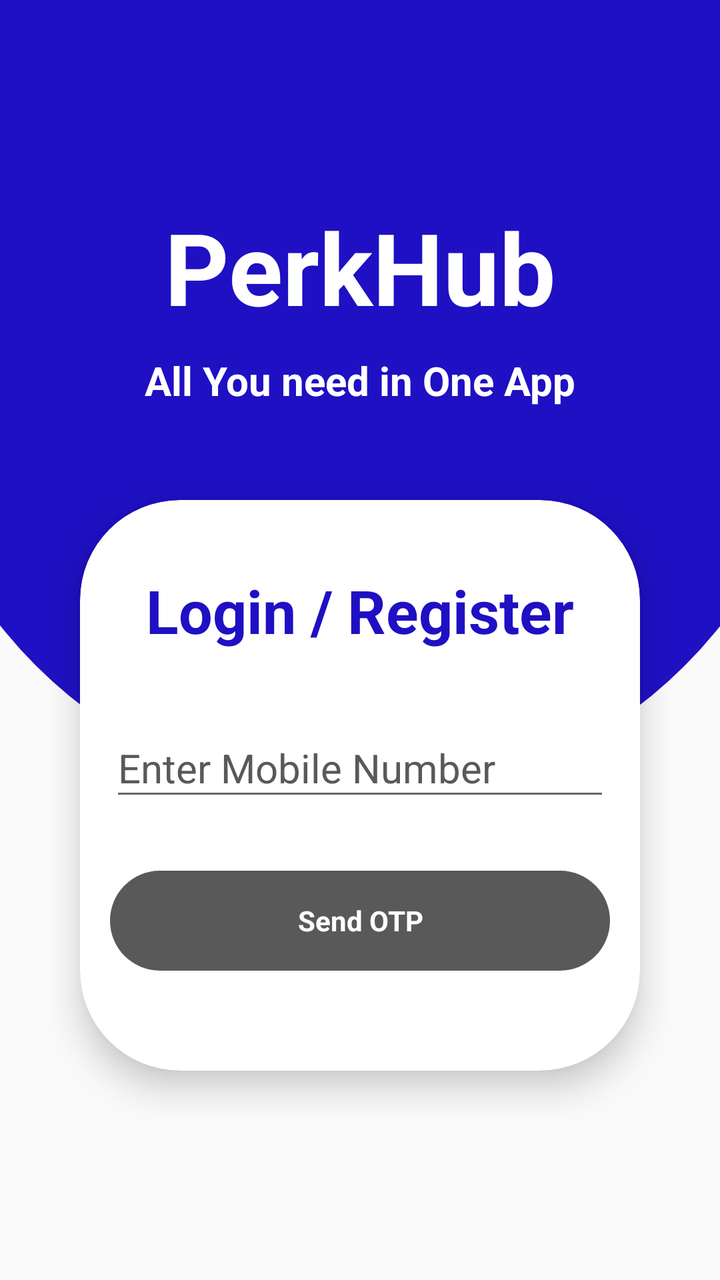
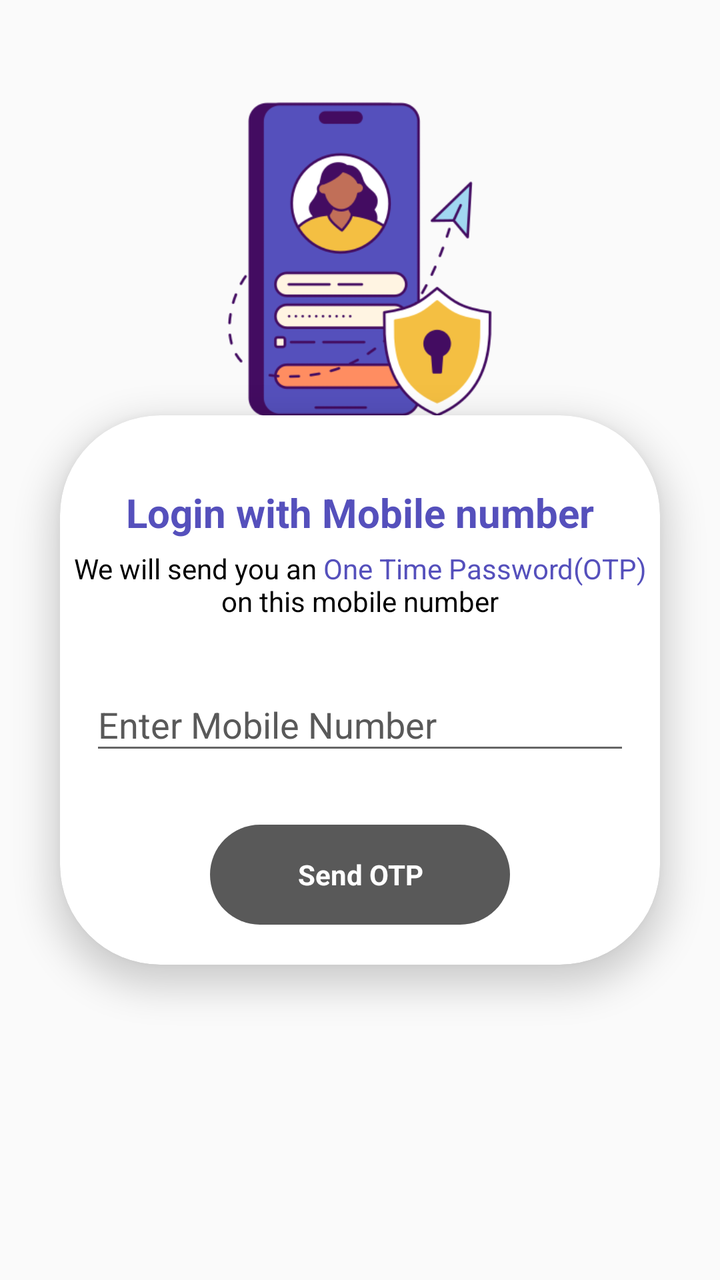

Screens rendered from an Android XML layout before and after an edit, with the pre-edit source and the edit as a unified diff.
<!-- AndroidManifest.xml: application theme Theme.PerkHub -->
<!-- res/layout/fragment_enter_mobile_n.xml -->
<?xml version="1.0" encoding="utf-8"?>
<androidx.constraintlayout.widget.ConstraintLayout xmlns:android="http://schemas.android.com/apk/res/android"
    xmlns:app="http://schemas.android.com/apk/res-auto"
    xmlns:tools="http://schemas.android.com/tools"
    android:layout_width="match_parent"
    android:layout_height="match_parent"
    tools:context=".login.EnterMobileNFragment">

    <ImageView
        android:layout_width="match_parent"
        android:layout_height="@dimen/dp400"
        android:layout_marginStart="@dimen/dpminus50"
        android:layout_marginEnd="@dimen/dpminus50"
        android:src="@drawable/half_downcircle"
        app:layout_constraintEnd_toEndOf="parent"
        app:layout_constraintStart_toStartOf="parent"
        app:layout_constraintTop_toTopOf="parent" />
    <TextView
        android:id="@+id/title1"
        android:layout_width="match_parent"
        android:layout_height="wrap_content"
        android:layout_marginTop="@dimen/dp100"
        android:text="@string/perkhub"
        android:textAlignment="center"
        android:textSize="@dimen/sp50"
        android:textStyle="bold"
        android:textColor="@color/white"
        app:layout_constraintEnd_toEndOf="parent"
        app:layout_constraintStart_toStartOf="parent"
        app:layout_constraintTop_toTopOf="parent" />

    <TextView
        android:id="@+id/title2"
        android:layout_width="match_parent"
        android:layout_height="wrap_content"
        android:layout_marginTop="@dimen/dp10"
        android:text="@string/all_you_need_in_one_app"
        android:textAlignment="center"
        android:textSize="@dimen/sp20"
        android:textStyle="bold"
        android:textColor="@color/white"
        app:layout_constraintEnd_toEndOf="parent"
        app:layout_constraintStart_toStartOf="parent"
        app:layout_constraintTop_toBottomOf="@id/title1" />


    <androidx.cardview.widget.CardView
        android:id="@+id/mobilenumberlayout"
        android:layout_width="match_parent"
        android:layout_height="wrap_content"
        android:layout_marginStart="@dimen/dp40"
        android:layout_marginTop="@dimen/dp250"
        android:layout_marginEnd="@dimen/dp40"
        app:cardCornerRadius="@dimen/dp50"
        app:cardElevation="@dimen/dp10"

        app:layout_constraintTop_toBottomOf="@id/title2"
        app:layout_constraintEnd_toEndOf="parent"
        app:layout_constraintStart_toStartOf="parent"
        app:layout_constraintTop_toTopOf="parent">

        <androidx.constraintlayout.widget.ConstraintLayout
            android:layout_width="match_parent"
            android:layout_height="wrap_content">

            <TextView
                android:id="@+id/title"
                android:layout_width="match_parent"
                android:layout_height="wrap_content"
                android:layout_marginTop="@dimen/dp35"
                android:text="@string/login_register"
                android:textAlignment="center"
                android:textSize="@dimen/sp30"
                android:textStyle="bold"
                android:textColor="@color/main"
                app:layout_constraintEnd_toEndOf="parent"
                app:layout_constraintStart_toStartOf="parent"
                app:layout_constraintTop_toTopOf="parent" />

            <com.google.android.material.textfield.TextInputLayout
                android:id="@+id/numberlayout"
                app:boxStrokeColor="@color/black"
                android:layout_width="match_parent"
                android:layout_height="wrap_content"
                android:layout_marginStart="@dimen/dp15"
                android:layout_marginTop="@dimen/dp25"
                android:layout_marginEnd="@dimen/dp15"
                android:hint="@string/enter_mobile_number"
                app:layout_constraintTop_toBottomOf="@id/title"
                android:textColorHint="@color/grey"
                app:hintTextColor="@color/black"
                app:prefixText="+91 ">

                <com.google.android.material.textfield.TextInputEditText
                    android:id="@+id/mobilenumber"
                    android:layout_width="match_parent"
                    android:layout_height="wrap_content"
                    android:imeOptions="actionDone"
                    android:inputType="number"
                    android:textSize="@dimen/sp20"
                    android:maxLength="10" />

            </com.google.android.material.textfield.TextInputLayout>

            <RelativeLayout
                android:id="@+id/sendOTP"
                android:layout_width="match_parent"
                android:layout_height="@dimen/dp50"
                android:layout_marginStart="@dimen/dp15"
                android:layout_marginTop="@dimen/dp30"
                android:layout_marginEnd="@dimen/dp15"
                android:layout_marginBottom="@dimen/dp50"
                app:layout_constraintBottom_toBottomOf="parent"
                android:background="@drawable/selected_button_layout"
                app:layout_constraintTop_toBottomOf="@+id/numberlayout">

                <TextView
                    android:layout_width="match_parent"
                    android:layout_height="match_parent"
                    android:text="Send OTP"
                    android:textColor="@color/white"
                    android:gravity="center"
                    android:textStyle="bold" />

            </RelativeLayout>

        </androidx.constraintlayout.widget.ConstraintLayout>
    </androidx.cardview.widget.CardView>

    <androidx.cardview.widget.CardView
        android:id="@+id/OTPlayout"
        android:layout_width="match_parent"
        android:layout_height="wrap_content"
        android:layout_marginStart="@dimen/dp40"
        android:layout_marginTop="@dimen/dp250"
        android:layout_marginEnd="@dimen/dp40"
        app:cardCornerRadius="@dimen/dp50"
        app:cardElevation="@dimen/dp10"
        android:visibility="gone"
        app:layout_constraintTop_toBottomOf="@id/title2"
        app:layout_constraintEnd_toEndOf="parent"
        app:layout_constraintStart_toStartOf="parent"
        app:layout_constraintTop_toTopOf="parent">

        <androidx.constraintlayout.widget.ConstraintLayout
            android:layout_width="match_parent"
            android:layout_height="wrap_content">

            <TextView
                android:id="@+id/titleOTP"
                android:layout_width="match_parent"
                android:layout_height="wrap_content"
                android:layout_marginTop="@dimen/dp35"
                android:text="Verify OTP"
                android:textAlignment="center"
                android:textSize="@dimen/sp30"
                android:textStyle="bold"
                android:textColor="@color/main"
                app:layout_constraintEnd_toEndOf="parent"
                app:layout_constraintStart_toStartOf="parent"
                app:layout_constraintTop_toTopOf="parent" />

            <com.google.android.material.textfield.TextInputLayout
                android:id="@+id/otplayout"
                app:boxStrokeColor="@color/black"
                android:layout_width="0dp"
                android:layout_height="wrap_content"
                android:layout_marginTop="@dimen/dp25"
                android:layout_marginStart="@dimen/dp25"
                android:layout_marginEnd="@dimen/dp25"
                android:textAlignment="center"
                app:layout_constraintTop_toBottomOf="@id/titleOTP"
                android:textColorHint="@color/grey"
                app:layout_constraintStart_toStartOf="parent"
                app:layout_constraintEnd_toEndOf="parent"
                app:hintTextColor="@color/black">

                <com.google.android.material.textfield.TextInputEditText
                    android:id="@+id/OTP"
                    android:layout_width="match_parent"
                    android:layout_height="wrap_content"
                    android:imeOptions="actionDone"
                    android:inputType="number"
                    android:textSize="@dimen/sp20"
                    android:hint="Enter OTP"
                    android:textAlignment="center"
                    android:maxLength="5" />

            </com.google.android.material.textfield.TextInputLayout>

            <TextView
                android:id="@+id/timerCount"
                android:layout_width="wrap_content"
                android:layout_height="wrap_content"
                android:text="Resend"
                app:layout_constraintEnd_toEndOf="parent"
                android:layout_marginEnd="@dimen/dp20"
                android:layout_marginBottom="@dimen/dp10"
                android:padding="5dp"
                android:textColor="@color/blue"
                app:layout_constraintTop_toBottomOf="@id/otplayout"
                app:layout_constraintBottom_toTopOf="@id/verifyOTP"
                android:gravity="center"
                android:textStyle="bold" />


            <RelativeLayout
                android:id="@+id/verifyOTP"
                android:layout_width="match_parent"
                android:layout_height="@dimen/dp50"
                android:layout_marginStart="@dimen/dp15"
                android:layout_marginTop="@dimen/dp30"
                android:layout_marginEnd="@dimen/dp15"
                android:layout_marginBottom="@dimen/dp50"
                app:layout_constraintBottom_toBottomOf="parent"
                android:background="@drawable/selected_button_layout"
                app:layout_constraintTop_toBottomOf="@+id/otplayout">

                <TextView
                    android:layout_width="match_parent"
                    android:layout_height="match_parent"
                    android:text="Verify OTP"
                    android:textColor="@color/white"
                    android:gravity="center"
                    android:textStyle="bold" />

            </RelativeLayout>

        </androidx.constraintlayout.widget.ConstraintLayout>
    </androidx.cardview.widget.CardView>

</androidx.constraintlayout.widget.ConstraintLayout>
<!-- resources referenced by this layout -->
<resources>
  <color name="black">#FF000000</color>
  <color name="blue">#1F10C3</color>
  <color name="grey">#595959</color>
  <color name="main">#1F10C3</color>
  <color name="white">#FFFFFFFF</color>
  <dimen name="dp10">10dp</dimen>
  <dimen name="dp100">100dp</dimen>
  <dimen name="dp15">15dp</dimen>
  <dimen name="dp20">20dp</dimen>
  <dimen name="dp25">25dp</dimen>
  <dimen name="dp250">250dp</dimen>
  <dimen name="dp30">30dp</dimen>
  <dimen name="dp35">35dp</dimen>
  <dimen name="dp40">40dp</dimen>
  <dimen name="dp400">400dp</dimen>
  <dimen name="dp50">50dp</dimen>
  <dimen name="dpminus50">-50dp</dimen>
  <dimen name="sp20">20sp</dimen>
  <dimen name="sp30">30sp</dimen>
  <dimen name="sp50">50sp</dimen>
  <!-- drawable half_downcircle (drawable) -->
  <?xml version="1.0" encoding="utf-8"?>
  <shape xmlns:android="http://schemas.android.com/apk/res/android">
  
      <corners android:bottomLeftRadius="350dp" android:bottomRightRadius="350dp"/>
      <gradient android:centerColor="@color/main" android:startColor="@color/main" android:endColor="@color/main" />
  
  </shape>
  <!-- drawable selected_button_layout (drawable) -->
  <?xml version="1.0" encoding="utf-8"?>
  <selector xmlns:android="http://schemas.android.com/apk/res/android">
  
      <item android:drawable="@drawable/button_layout" android:state_selected="true" ></item>
      <item android:drawable="@drawable/button_layout_grey" android:state_selected="false" ></item>
  
  </selector>
  <string name="all_you_need_in_one_app">All You need in One App</string>
  <string name="enter_mobile_number">Enter Mobile Number</string>
  <string name="login_register">Login / Register</string>
  <string name="perkhub">PerkHub</string>
  <style name="Theme.PerkHub" parent="Base.Theme.PerkHub" />
  <!-- drawable button_layout (drawable) -->
  <?xml version="1.0" encoding="utf-8"?>
  <shape xmlns:android="http://schemas.android.com/apk/res/android">
  
      <corners android:radius="50dp"/>
      <gradient android:startColor="@color/main" android:endColor="@color/main" />
  
  </shape>
  <!-- drawable button_layout_grey (drawable) -->
  <?xml version="1.0" encoding="utf-8"?>
  <shape xmlns:android="http://schemas.android.com/apk/res/android">
  
      <corners android:radius="50dp"/>
      <gradient android:startColor="@color/grey" android:endColor="@color/grey" />
  
  </shape>
  <style name="Base.Theme.PerkHub" parent="Theme.AppCompat.Light.NoActionBar">
          
          
      </style>
</resources>

<!-- the commit's change to res/layout/fragment_enter_mobile_n.xml (unified diff, before → after) -->
@@ -6,55 +6,27 @@
     android:layout_height="match_parent"
     tools:context=".login.EnterMobileNFragment">
 
+
     <ImageView
-        android:layout_width="match_parent"
-        android:layout_height="@dimen/dp400"
-        android:layout_marginStart="@dimen/dpminus50"
-        android:layout_marginEnd="@dimen/dpminus50"
-        android:src="@drawable/half_downcircle"
+        android:layout_width="@dimen/dp180"
+        android:layout_height="@dimen/dp180"
+        android:layout_marginTop="@dimen/dp40"
+        android:src="@drawable/loginicon"
         app:layout_constraintEnd_toEndOf="parent"
         app:layout_constraintStart_toStartOf="parent"
         app:layout_constraintTop_toTopOf="parent" />
-    <TextView
-        android:id="@+id/title1"
-        android:layout_width="match_parent"
-        android:layout_height="wrap_content"
-        android:layout_marginTop="@dimen/dp100"
-        android:text="@string/perkhub"
-        android:textAlignment="center"
-        android:textSize="@dimen/sp50"
-        android:textStyle="bold"
-        android:textColor="@color/white"
-        app:layout_constraintEnd_toEndOf="parent"
-        app:layout_constraintStart_toStartOf="parent"
-        app:layout_constraintTop_toTopOf="parent" />
-
-    <TextView
-        android:id="@+id/title2"
-        android:layout_width="match_parent"
-        android:layout_height="wrap_content"
-        android:layout_marginTop="@dimen/dp10"
-        android:text="@string/all_you_need_in_one_app"
-        android:textAlignment="center"
-        android:textSize="@dimen/sp20"
-        android:textStyle="bold"
-        android:textColor="@color/white"
-        app:layout_constraintEnd_toEndOf="parent"
-        app:layout_constraintStart_toStartOf="parent"
-        app:layout_constraintTop_toBottomOf="@id/title1" />
 
 
     <androidx.cardview.widget.CardView
         android:id="@+id/mobilenumberlayout"
         android:layout_width="match_parent"
         android:layout_height="wrap_content"
-        android:layout_marginStart="@dimen/dp40"
-        android:layout_marginTop="@dimen/dp250"
-        android:layout_marginEnd="@dimen/dp40"
+        android:layout_marginStart="@dimen/dp30"
+        android:layout_marginTop="@dimen/dp50"
+        android:layout_marginEnd="@dimen/dp30"
         app:cardCornerRadius="@dimen/dp50"
         app:cardElevation="@dimen/dp10"
-
-        app:layout_constraintTop_toBottomOf="@id/title2"
+        app:layout_constraintBottom_toBottomOf="parent"
         app:layout_constraintEnd_toEndOf="parent"
         app:layout_constraintStart_toStartOf="parent"
         app:layout_constraintTop_toTopOf="parent">
@@ -70,25 +42,39 @@
                 android:layout_marginTop="@dimen/dp35"
                 android:text="@string/login_register"
                 android:textAlignment="center"
-                android:textSize="@dimen/sp30"
+                android:textColor="@color/main"
+                android:textSize="@dimen/sp20"
                 android:textStyle="bold"
-                android:textColor="@color/main"
                 app:layout_constraintEnd_toEndOf="parent"
                 app:layout_constraintStart_toStartOf="parent"
                 app:layout_constraintTop_toTopOf="parent" />
+
+            <TextView
+                android:id="@+id/dis"
+                android:layout_width="match_parent"
+                android:layout_height="wrap_content"
+                android:layout_marginTop="@dimen/dp5"
+                android:text="@string/login_registerdis"
+                android:textAlignment="center"
+                android:textColor="@color/black"
+                android:textSize="@dimen/sp14"
+                app:layout_constraintEnd_toEndOf="parent"
+                app:layout_constraintStart_toStartOf="parent"
+                app:layout_constraintTop_toBottomOf="@id/title" />
 
             <com.google.android.material.textfield.TextInputLayout
                 android:id="@+id/numberlayout"
-                app:boxStrokeColor="@color/black"
                 android:layout_width="match_parent"
                 android:layout_height="wrap_content"
                 android:layout_marginStart="@dimen/dp15"
-                android:layout_marginTop="@dimen/dp25"
+                android:layout_marginTop="@dimen/dp20"
                 android:layout_marginEnd="@dimen/dp15"
                 android:hint="@string/enter_mobile_number"
-                app:layout_constraintTop_toBottomOf="@id/title"
                 android:textColorHint="@color/grey"
+
+                app:boxStrokeColor="@color/black"
                 app:hintTextColor="@color/black"
+                app:layout_constraintTop_toBottomOf="@id/dis"
                 app:prefixText="+91 ">
 
                 <com.google.android.material.textfield.TextInputEditText
@@ -97,29 +83,142 @@
                     android:layout_height="wrap_content"
                     android:imeOptions="actionDone"
                     android:inputType="number"
-                    android:textSize="@dimen/sp20"
                     android:maxLength="10" />
 
             </com.google.android.material.textfield.TextInputLayout>
 
             <RelativeLayout
                 android:id="@+id/sendOTP"
+                android:layout_width="match_parent"
+                android:layout_height="@dimen/dp50"
+                android:layout_marginStart="@dimen/dp75"
+                android:layout_marginTop="@dimen/dp30"
+                android:layout_marginEnd="@dimen/dp75"
+                android:layout_marginBottom="@dimen/dp20"
+                android:background="@drawable/selected_button_layout"
+                app:layout_constraintBottom_toBottomOf="parent"
+                app:layout_constraintTop_toBottomOf="@+id/numberlayout">
+
+                <TextView
+                    android:layout_width="match_parent"
+                    android:layout_height="match_parent"
+                    android:gravity="center"
+                    android:text="Send OTP"
+                    android:textColor="@color/white"
+                    android:textStyle="bold" />
+
+            </RelativeLayout>
+
+        </androidx.constraintlayout.widget.ConstraintLayout>
+    </androidx.cardview.widget.CardView>
+
+    <androidx.cardview.widget.CardView
+        android:id="@+id/OTPlayout"
+        android:layout_width="match_parent"
+        android:layout_height="wrap_content"
+        android:layout_marginStart="@dimen/dp30"
+        android:layout_marginTop="@dimen/dp250"
+        android:layout_marginEnd="@dimen/dp30"
+        android:visibility="gone"
+        app:cardCornerRadius="@dimen/dp50"
+        app:cardElevation="@dimen/dp10"
+        app:layout_constraintEnd_toEndOf="parent"
+        app:layout_constraintStart_toStartOf="parent"
+        app:layout_constraintTop_toTopOf="parent">
+
+        <androidx.constraintlayout.widget.ConstraintLayout
+            android:layout_width="match_parent"
+            android:layout_height="wrap_content">
+
+            <TextView
+                android:id="@+id/title1"
+                android:layout_width="match_parent"
+                android:layout_height="wrap_content"
+                android:layout_marginTop="@dimen/dp35"
+                android:text="Verification"
+                android:textAlignment="center"
+                android:textColor="@color/main"
+                android:textSize="@dimen/sp20"
+                android:textStyle="bold"
+                app:layout_constraintEnd_toEndOf="parent"
+                app:layout_constraintStart_toStartOf="parent"
+                app:layout_constraintTop_toTopOf="parent" />
+
+            <TextView
+                android:id="@+id/dis1"
+                android:layout_width="match_parent"
+                android:layout_height="wrap_content"
+                android:layout_marginTop="@dimen/dp5"
+                android:text="Enter the OTP send to your mobile number"
+                android:textAlignment="center"
+                android:textColor="@color/black"
+                android:textSize="@dimen/sp14"
+                app:layout_constraintEnd_toEndOf="parent"
+                app:layout_constraintStart_toStartOf="parent"
+                app:layout_constraintTop_toBottomOf="@id/title1" />
+
+            <com.google.android.material.textfield.TextInputLayout
+                android:id="@+id/otplayout"
+                android:layout_width="0dp"
+                android:layout_height="wrap_content"
+                android:layout_marginStart="@dimen/dp25"
+                android:layout_marginTop="@dimen/dp25"
+                android:layout_marginEnd="@dimen/dp25"
+                android:textAlignment="center"
+                android:textColorHint="@color/grey"
+                app:boxStrokeColor="@color/black"
+                app:hintTextColor="@color/black"
+                app:layout_constraintEnd_toEndOf="parent"
+                app:layout_constraintStart_toStartOf="parent"
+                app:layout_constraintTop_toBottomOf="@id/dis1">
+
+                <com.google.android.material.textfield.TextInputEditText
+                    android:id="@+id/OTP"
+                    android:layout_width="match_parent"
+                    android:layout_height="wrap_content"
+                    android:hint="Enter OTP"
+                    android:imeOptions="actionDone"
+                    android:inputType="number"
+                    android:maxLength="5"
+                    android:textAlignment="center"
+                    android:textSize="@dimen/sp20" />
+
+            </com.google.android.material.textfield.TextInputLayout>
+
+            <TextView
+                android:id="@+id/timerCount"
+                android:layout_width="wrap_content"
+                android:layout_height="wrap_content"
+                android:layout_marginEnd="@dimen/dp20"
+                android:layout_marginBottom="@dimen/dp10"
+                android:gravity="center"
+                android:padding="5dp"
+                android:text="Resend"
+                android:textColor="@color/main"
+                android:textStyle="bold"
+                app:layout_constraintBottom_toTopOf="@id/verifyOTP"
+                app:layout_constraintEnd_toEndOf="parent"
+                app:layout_constraintTop_toBottomOf="@id/otplayout" />
+
+
+            <RelativeLayout
+                android:id="@+id/verifyOTP"
                 android:layout_width="match_parent"
                 android:layout_height="@dimen/dp50"
                 android:layout_marginStart="@dimen/dp15"
                 android:layout_marginTop="@dimen/dp30"
                 android:layout_marginEnd="@dimen/dp15"
-                android:layout_marginBottom="@dimen/dp50"
+                android:layout_marginBottom="@dimen/dp20"
+                android:background="@drawable/selected_button_layout"
                 app:layout_constraintBottom_toBottomOf="parent"
-                android:background="@drawable/selected_button_layout"
-                app:layout_constraintTop_toBottomOf="@+id/numberlayout">
+                app:layout_constraintTop_toBottomOf="@+id/otplayout">
 
                 <TextView
                     android:layout_width="match_parent"
                     android:layout_height="match_parent"
-                    android:text="Send OTP"
+                    android:gravity="center"
+                    android:text="Verify OTP"
                     android:textColor="@color/white"
-                    android:gravity="center"
                     android:textStyle="bold" />
 
             </RelativeLayout>
@@ -127,106 +226,4 @@
         </androidx.constraintlayout.widget.ConstraintLayout>
     </androidx.cardview.widget.CardView>
 
-    <androidx.cardview.widget.CardView
-        android:id="@+id/OTPlayout"
-        android:layout_width="match_parent"
-        android:layout_height="wrap_content"
-        android:layout_marginStart="@dimen/dp40"
-        android:layout_marginTop="@dimen/dp250"
-        android:layout_marginEnd="@dimen/dp40"
-        app:cardCornerRadius="@dimen/dp50"
-        app:cardElevation="@dimen/dp10"
-        android:visibility="gone"
-        app:layout_constraintTop_toBottomOf="@id/title2"
-        app:layout_constraintEnd_toEndOf="parent"
-        app:layout_constraintStart_toStartOf="parent"
-        app:layout_constraintTop_toTopOf="parent">
-
-        <androidx.constraintlayout.widget.ConstraintLayout
-            android:layout_width="match_parent"
-            android:layout_height="wrap_content">
-
-            <TextView
-                android:id="@+id/titleOTP"
-                android:layout_width="match_parent"
-                android:layout_height="wrap_content"
-                android:layout_marginTop="@dimen/dp35"
-                android:text="Verify OTP"
-                android:textAlignment="center"
-                android:textSize="@dimen/sp30"
-                android:textStyle="bold"
-                android:textColor="@color/main"
-                app:layout_constraintEnd_toEndOf="parent"
-                app:layout_constraintStart_toStartOf="parent"
-                app:layout_constraintTop_toTopOf="parent" />
-
-            <com.google.android.material.textfield.TextInputLayout
-                android:id="@+id/otplayout"
-                app:boxStrokeColor="@color/black"
-                android:layout_width="0dp"
-                android:layout_height="wrap_content"
-                android:layout_marginTop="@dimen/dp25"
-                android:layout_marginStart="@dimen/dp25"
-                android:layout_marginEnd="@dimen/dp25"
-                android:textAlignment="center"
-                app:layout_constraintTop_toBottomOf="@id/titleOTP"
-                android:textColorHint="@color/grey"
-                app:layout_constraintStart_toStartOf="parent"
-                app:layout_constraintEnd_toEndOf="parent"
-                app:hintTextColor="@color/black">
-
-                <com.google.android.material.textfield.TextInputEditText
-                    android:id="@+id/OTP"
-                    android:layout_width="match_parent"
-                    android:layout_height="wrap_content"
-                    android:imeOptions="actionDone"
-                    android:inputType="number"
-                    android:textSize="@dimen/sp20"
-                    android:hint="Enter OTP"
-                    android:textAlignment="center"
-                    android:maxLength="5" />
-
-            </com.google.android.material.textfield.TextInputLayout>
-
-            <TextView
-                android:id="@+id/timerCount"
-                android:layout_width="wrap_content"
-                android:layout_height="wrap_content"
-                android:text="Resend"
-                app:layout_constraintEnd_toEndOf="parent"
-                android:layout_marginEnd="@dimen/dp20"
-                android:layout_marginBottom="@dimen/dp10"
-                android:padding="5dp"
-                android:textColor="@color/blue"
-                app:layout_constraintTop_toBottomOf="@id/otplayout"
-                app:layout_constraintBottom_toTopOf="@id/verifyOTP"
-                android:gravity="center"
-                android:textStyle="bold" />
-
-
-            <RelativeLayout
-                android:id="@+id/verifyOTP"
-                android:layout_width="match_parent"
-                android:layout_height="@dimen/dp50"
-                android:layout_marginStart="@dimen/dp15"
-                android:layout_marginTop="@dimen/dp30"
-                android:layout_marginEnd="@dimen/dp15"
-                android:layout_marginBottom="@dimen/dp50"
-                app:layout_constraintBottom_toBottomOf="parent"
-                android:background="@drawable/selected_button_layout"
-                app:layout_constraintTop_toBottomOf="@+id/otplayout">
-
-                <TextView
-                    android:layout_width="match_parent"
-                    android:layout_height="match_parent"
-                    android:text="Verify OTP"
-                    android:textColor="@color/white"
-                    android:gravity="center"
-                    android:textStyle="bold" />
-
-            </RelativeLayout>
-
-        </androidx.constraintlayout.widget.ConstraintLayout>
-    </androidx.cardview.widget.CardView>
-
 </androidx.constraintlayout.widget.ConstraintLayout>
<!-- resource entries referenced after the edit -->
@@ -1,33 +1,24 @@
 <!-- resources referenced by this layout -->
 <resources>
   <color name="black">#FF000000</color>
-  <color name="blue">#1F10C3</color>
   <color name="grey">#595959</color>
-  <color name="main">#1F10C3</color>
+  <color name="main">#5550BC</color>
   <color name="white">#FFFFFFFF</color>
   <dimen name="dp10">10dp</dimen>
-  <dimen name="dp100">100dp</dimen>
   <dimen name="dp15">15dp</dimen>
+  <dimen name="dp180">180dp</dimen>
   <dimen name="dp20">20dp</dimen>
   <dimen name="dp25">25dp</dimen>
   <dimen name="dp250">250dp</dimen>
   <dimen name="dp30">30dp</dimen>
   <dimen name="dp35">35dp</dimen>
   <dimen name="dp40">40dp</dimen>
-  <dimen name="dp400">400dp</dimen>
+  <dimen name="dp5">5dp</dimen>
   <dimen name="dp50">50dp</dimen>
-  <dimen name="dpminus50">-50dp</dimen>
+  <dimen name="dp75">75sp</dimen>
+  <dimen name="sp14">14sp</dimen>
   <dimen name="sp20">20sp</dimen>
-  <dimen name="sp30">30sp</dimen>
-  <dimen name="sp50">50sp</dimen>
-  <!-- drawable half_downcircle (drawable) -->
-  <?xml version="1.0" encoding="utf-8"?>
-  <shape xmlns:android="http://schemas.android.com/apk/res/android">
-  
-      <corners android:bottomLeftRadius="350dp" android:bottomRightRadius="350dp"/>
-      <gradient android:centerColor="@color/main" android:startColor="@color/main" android:endColor="@color/main" />
-  
-  </shape>
+  <!-- drawable loginicon: png bitmap (drawable, 23190 bytes) -->
   <!-- drawable selected_button_layout (drawable) -->
   <?xml version="1.0" encoding="utf-8"?>
   <selector xmlns:android="http://schemas.android.com/apk/res/android">
@@ -36,10 +27,9 @@
       <item android:drawable="@drawable/button_layout_grey" android:state_selected="false" ></item>
   
   </selector>
-  <string name="all_you_need_in_one_app">All You need in One App</string>
   <string name="enter_mobile_number">Enter Mobile Number</string>
-  <string name="login_register">Login / Register</string>
-  <string name="perkhub">PerkHub</string>
+  <string name="login_register">Login with Mobile number</string>
+  <string name="login_registerdis">We will send you an <font color="#5550BC">One Time Password(OTP)</font>\non this mobile number</string>
   <style name="Theme.PerkHub" parent="Base.Theme.PerkHub" />
   <!-- drawable button_layout (drawable) -->
   <?xml version="1.0" encoding="utf-8"?>
